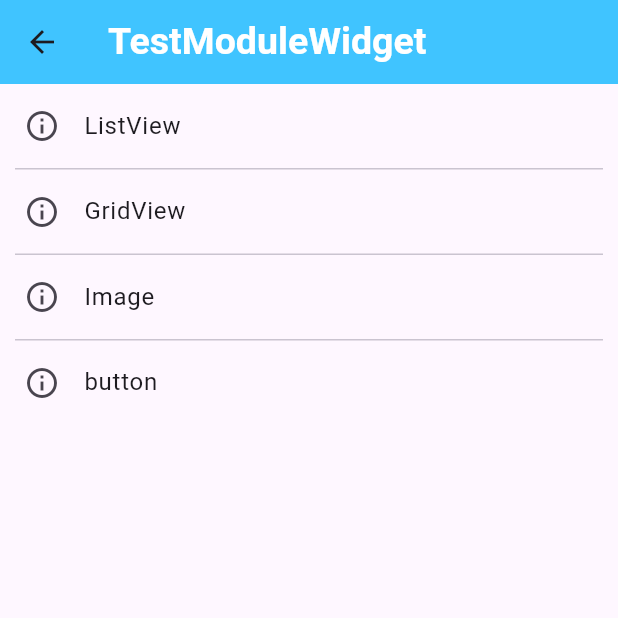
After one commit to coderxxy/shoppingflutter, a Flutter app: the screen it shows after launch, after a tap on the "push pin" icon, on a phone screen of 412 x 824 dp, the top half of it. The commit adds this screen. Run offline on Flutter 3.47's test engine with Material 3 defaults, Android fonts, the phone set to English and light mode, and no system bars; our stand-ins replace cached_network_image, dio, flutter_screenutil; missing offline and left inert: flukit; network calls fail.

Commit message:
[title] flutter 基础熟悉
[description] flutter 基础熟悉

[coder]coderxxy

```diff
--- a/lib/basemodule/xy_appbar_widget.dart
+++ b/lib/basemodule/xy_appbar_widget.dart
@@ -1,7 +1,7 @@
 import 'package:flutter/material.dart';
 
-class AppBarWidge extends StatefulWidget{
-  const AppBarWidge({super.key});
+class AppBarWidget extends StatefulWidget{
+  const AppBarWidget({super.key});
   Widget build(BuildContext buildContext){
     return AppBar();
   }
--- a/lib/basemodule/xy_tabbar_module.dart
+++ b/lib/basemodule/xy_tabbar_module.dart
@@ -1,8 +1,10 @@
+import 'package:flutter/foundation.dart';
 import 'package:flutter/material.dart';
 import 'package:shopping_flutter/homeModule/xy_home_tabbarPage.dart';
 import 'package:shopping_flutter/categoriesModule/xy_categories_tabbarPage.dart';
 import 'package:shopping_flutter/shoppingCarModule/xy_shoppingCar_tabbarPage.dart';
 import 'package:shopping_flutter/mineModule/xy_mine_tabbarPage.dart';
+import 'package:shopping_flutter/demoMoudle/FlutterTestModuleWidget.dart';
 
 class ShopAppTabar extends StatefulWidget{
   const ShopAppTabar({super.key});
@@ -56,6 +58,18 @@ class ThemeAppTabbar extends State<ShopAppTabar>{
   }
   @override
   Widget build(BuildContext context) {
+    // TODO: click floatButton
+    void clickFloatBtn(){
+      if(kDebugMode){
+        print("push to test module!\n");
+      }
+      // TODO: push action
+      FlutterTestModuleWidget testModule = FlutterTestModuleWidget();
+      // testModule.title = "TestModule";
+      // testModule.actionsTitle = ["Static ListView", "Dynamic ListView", "GridView"];
+      Navigator.push(context, MaterialPageRoute(builder: (context) => testModule));
+      // Navigator.push(context, MaterialPageRoute(builder: (context) => FlutterTestModuleWidget(title: "TestModule")));
+    };
     // TODO: implement build
     return Scaffold(
       appBar: AppBar(
@@ -70,6 +84,36 @@ class ThemeAppTabbar extends State<ShopAppTabar>{
           fontSize: 20,
         ),
       ),
+      floatingActionButton: FloatingActionButton(
+        backgroundColor: Colors.green,
+        onPressed: clickFloatBtn,
+        shape:const  CircleBorder(),    // 将形状设置成圆形
+          child: const Icon(Icons.push_pin),
+      ),
+      //   floatingActionButton: Draggable(
+      //     data: 'draggable',
+      //     feedback: Container(
+      //       width: 56.0,
+      //       height: 56.0,
+      //       decoration: BoxDecoration(
+      //         shape: BoxShape.circle,
+      //         color: Theme.of(context).floatingActionButtonTheme.backgroundColor,
+      //       ),
+      //       child: Icon(Icons.push_pin, color: Theme.of(context).floatingActionButtonTheme.backgroundColor),
+      //     ),
+      //     childWhenDragging: Container(),
+      //     child: SizedBox(
+      //       width: 56,
+      //       height: 56,
+      //       child: FloatingActionButton(
+      //         backgroundColor: Colors.green,
+      //         onPressed: clickFloatBtn,
+      //         shape:const  CircleBorder(),    // 将形状设置成圆形
+      //         child: const Icon(Icons.push_pin),
+      //       ),
+      //     ),
+      //   ),
+      // floatingActionButtonLocation: FloatingActionButtonLocation.endFloat,
       bottomNavigationBar: BottomNavigationBar(
         currentIndex: _clickIdx,
         onTap: _clickTabbarAction,
@@ -78,7 +122,7 @@ class ThemeAppTabbar extends State<ShopAppTabar>{
         // 当item个数超过四个时，背景色为白色，类型也会改变，使用上面的属性
         items: _tabbarItems
       ),
-      body: _controllerList[_clickIdx],
+      body: _controllerList[_clickIdx]
     );
   }
 }
--- /dev/null
+++ b/lib/demoMoudle/FlutterTestModuleWidget.dart
@@ -0,0 +1,112 @@
+import 'package:flutter/cupertino.dart';
+import 'package:flutter/foundation.dart';
+import 'package:flutter/material.dart';
+import 'package:shopping_flutter/basemodule/xy_appbar_widget.dart';
+import 'package:shopping_flutter/demoMoudle/TestModuleListViewWidget.dart';
+
+class FlutterTestModuleWidget extends StatelessWidget {
+  String title;
+  final List<String> _actionsTitle = ["ListView", "GridView", "Image", "button"];
+  // FlutterTestModuleWidget({super.key, required this.title}) : actionsTitle = [];
+  final List<Widget> _cellList = [];
+
+  // FlutterTestModuleWidget({super.key}) : title = "TestModuleWidget", actionsTitle = [];
+  FlutterTestModuleWidget({super.key}) : title = "TestModuleWidget";
+  @override
+  Widget build(BuildContext context) {
+
+    void clickCellAction(){
+      if(kDebugMode) {
+        print('click\n');
+      }
+    }
+
+    // _cellList.clear();
+    // for(String cellTitle in actionsTitle){
+    //   ListTile cell = ListTile(leading: const Icon(Icons.star_border),title: Text(cellTitle), onTap: clickCellAction,);
+    //   _cellList.add(cell);
+    //   // Text text = Text(cellTitle);
+    //   // _cellList.add(text);
+    // }
+    // TODO: cell custom
+    Widget listViewCell(String itemTitle, int idx){
+      return Column(
+        children: [
+          ListTile(
+            leading: const Icon(Icons.info_outline),
+            title: Text(itemTitle),
+            onTap: (){
+              // 判断两个字符串是否在忽略大小写的情况下相等
+              final String title = itemTitle.toLowerCase();
+              if(title == "ListView".toLowerCase()){
+                Navigator.push(context, MaterialPageRoute(builder: (context) => const TestModuleListViewWidget(itemTitle: "ListView")));
+              }
+              if(title == "GridView"){
+
+              }
+              if(title == "Image"){
+
+              }
+              if(title == "button"){
+
+              }
+              print("click $idx cell, ${_actionsTitle[idx]}");
+            },
+          ),
+        ],
+      );
+    }
+
+    // _cellList.clear();
+    return Scaffold(
+      appBar: AppBar(
+        backgroundColor: Colors.lightBlueAccent,
+        title: Text(
+          title, // 标题
+          style: const TextStyle( // 标题样式 颜色 、大小
+            color: Colors.white,
+            fontStyle: FontStyle.normal,
+            fontSize: 25,
+            fontWeight: FontWeight.bold
+          ),
+        ),
+      ),
+      body: ListView.separated(
+          primary: true,
+        itemCount: _actionsTitle.length,
+          itemBuilder: (BuildContext context, int index){
+            return listViewCell(_actionsTitle[index], index);
+          },
+        separatorBuilder: (BuildContext context, int index) {
+          return const Divider(
+            height: 1,
+            thickness: 1,
+            indent: 10,
+            endIndent: 10,
+          );
+          return Container(
+            child: Text('----分割线----'),
+            color: Colors.grey
+          );
+        },
+      ),
+      // body: ListView.custom(
+      //   childrenDelegate: SliverChildBuilderDelegate(
+      //       (BuildContext context, int idx){
+      //         return listViewCell(actionsTitle[idx], idx);
+      //       },
+      //     childCount: actionsTitle.length,
+      //   ),
+      // ),
+      // body: ListView(
+      //   children: _cellList,
+      // ),
+    );
+  }
+}
+
+// ListView的创建方式有多种：
+// ListView()
+// ListView.builder()
+// ListView.separated()
+// ListView.custom()
```
Also changed, not shown: lib/demoMoudle/DemoFlutterUILayout.dart (added, +54 -0 lines), lib/demoMoudle/TestModuleListViewWidget.dart (added, +25 -0 lines).
